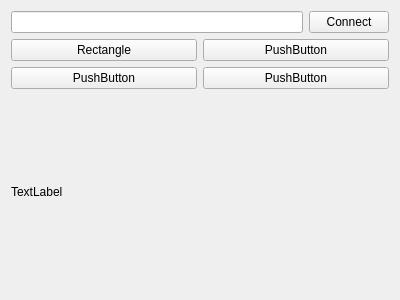
Above: librecad/src/ui/forms/tc_tracerwidget.ui from Fabien-B/LibreCAD before the change. Below: the same form after it.
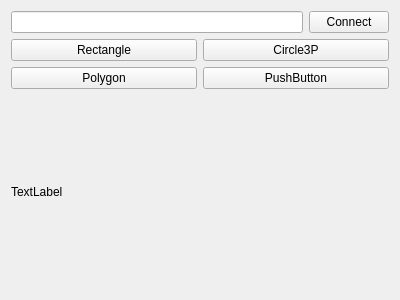
That is the form after the change.

Commit message: Add Polygon and circle drawing.

What changed in the file:
```diff
--- a/librecad/src/ui/forms/tc_tracerwidget.ui
+++ b/librecad/src/ui/forms/tc_tracerwidget.ui
@@ -33,7 +33,7 @@
      <item row="1" column="0">
       <widget class="QPushButton" name="pushButton_2">
        <property name="text">
-        <string>PushButton</string>
+        <string>Polygon</string>
        </property>
       </widget>
      </item>
@@ -47,7 +47,7 @@
      <item row="0" column="1">
       <widget class="QPushButton" name="pushButton_3">
        <property name="text">
-        <string>PushButton</string>
+        <string>Circle3P</string>
        </property>
       </widget>
      </item>
```
Left out of the diff: 4 changed lines with no effect on the pictures. The commit also changes 2 other files.
